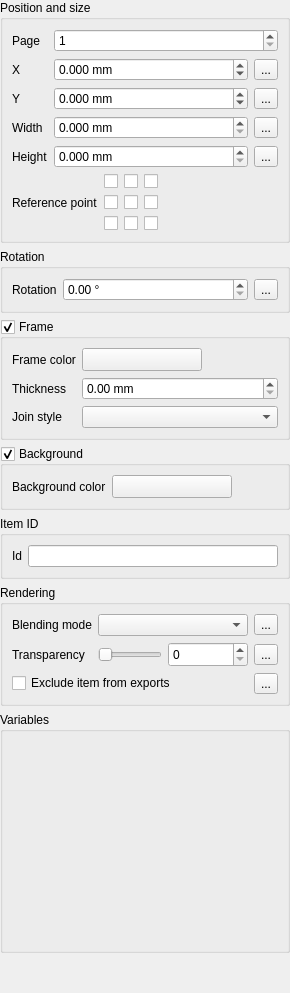
Before: the Qt Designer form src/ui/composer/qgscomposeritemwidgetbase.ui in qgis/QGIS, drawn with Qt 5.
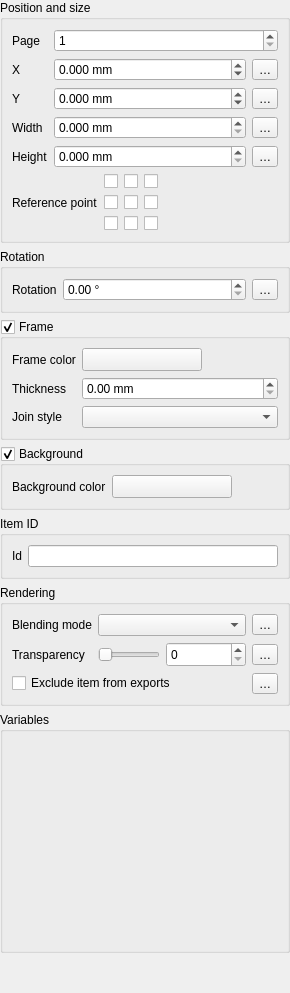
After: the same form once the commit is applied. Custom widgets are drawn as their Qt base class.

Patch:
```diff
--- a/src/ui/composer/qgscomposeritemwidgetbase.ui
+++ b/src/ui/composer/qgscomposeritemwidgetbase.ui
@@ -81,28 +81,28 @@
         <item row="1" column="3">
          <widget class="QgsDataDefinedButton" name="mXPositionDDBtn">
           <property name="text">
-           <string>...</string>
+           <string>…</string>
           </property>
          </widget>
         </item>
         <item row="2" column="3">
          <widget class="QgsDataDefinedButton" name="mYPositionDDBtn">
           <property name="text">
-           <string>...</string>
+           <string>…</string>
           </property>
          </widget>
         </item>
         <item row="3" column="3">
          <widget class="QgsDataDefinedButton" name="mWidthDDBtn">
           <property name="text">
-           <string>...</string>
+           <string>…</string>
           </property>
          </widget>
         </item>
         <item row="4" column="3">
          <widget class="QgsDataDefinedButton" name="mHeightDDBtn">
           <property name="text">
-           <string>...</string>
+           <string>…</string>
           </property>
          </widget>
         </item>
@@ -382,7 +382,7 @@
         <item>
          <widget class="QgsDataDefinedButton" name="mItemRotationDDBtn">
           <property name="text">
-           <string>...</string>
+           <string>…</string>
           </property>
          </widget>
         </item>
@@ -635,7 +635,7 @@
         <item>
          <widget class="QgsDataDefinedButton" name="mBlendModeDDBtn">
           <property name="text">
-           <string>...</string>
+           <string>…</string>
           </property>
          </widget>
         </item>
@@ -676,7 +676,7 @@
         <item>
          <widget class="QgsDataDefinedButton" name="mTransparencyDDBtn">
           <property name="text">
-           <string>...</string>
+           <string>…</string>
           </property>
          </widget>
         </item>
@@ -694,7 +694,7 @@
         <item>
          <widget class="QgsDataDefinedButton" name="mExcludePrintsDDBtn">
           <property name="text">
-           <string>...</string>
+           <string>…</string>
           </property>
          </widget>
         </item>
```
